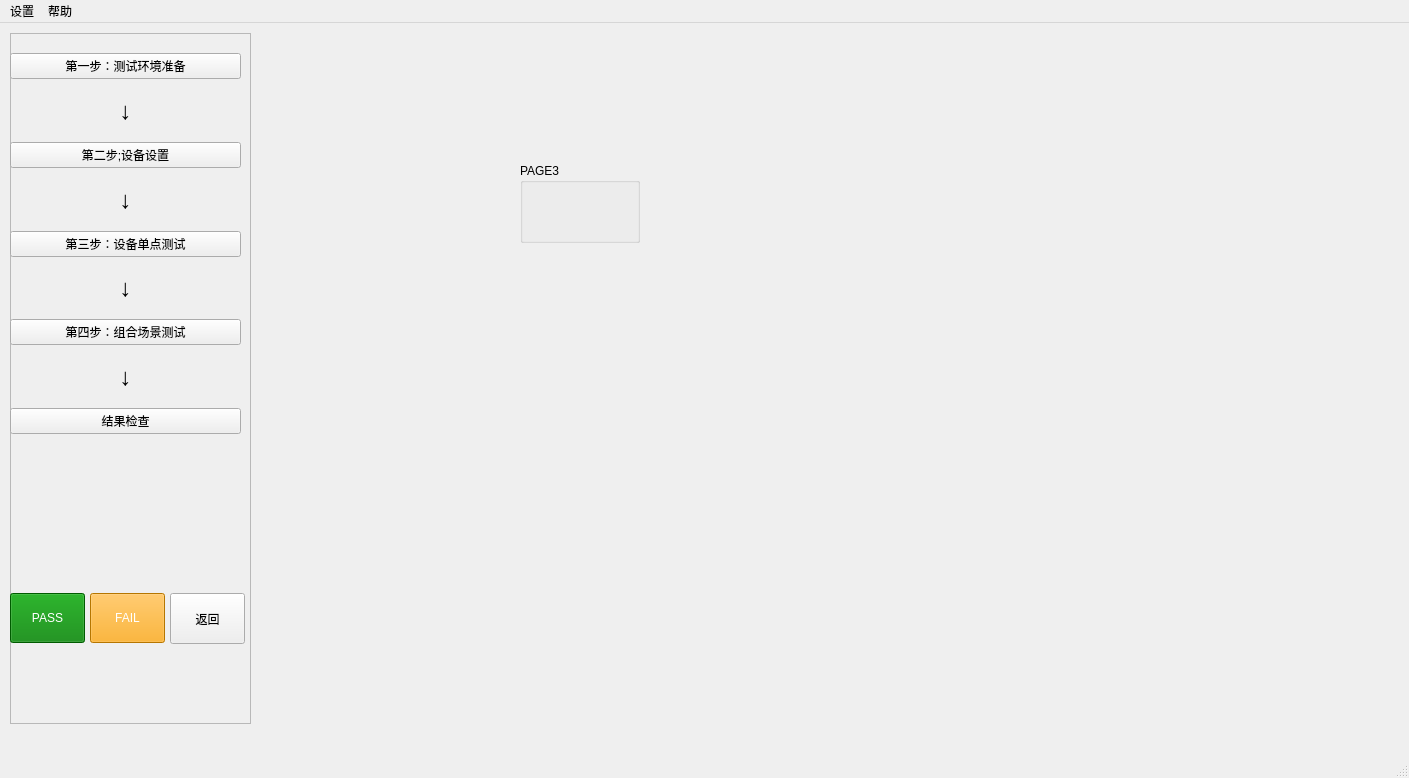
The window that src/hotel/resource/nav_panel.ui (garyhuang2018/Test) describes before a commit, drawn with Qt 5.
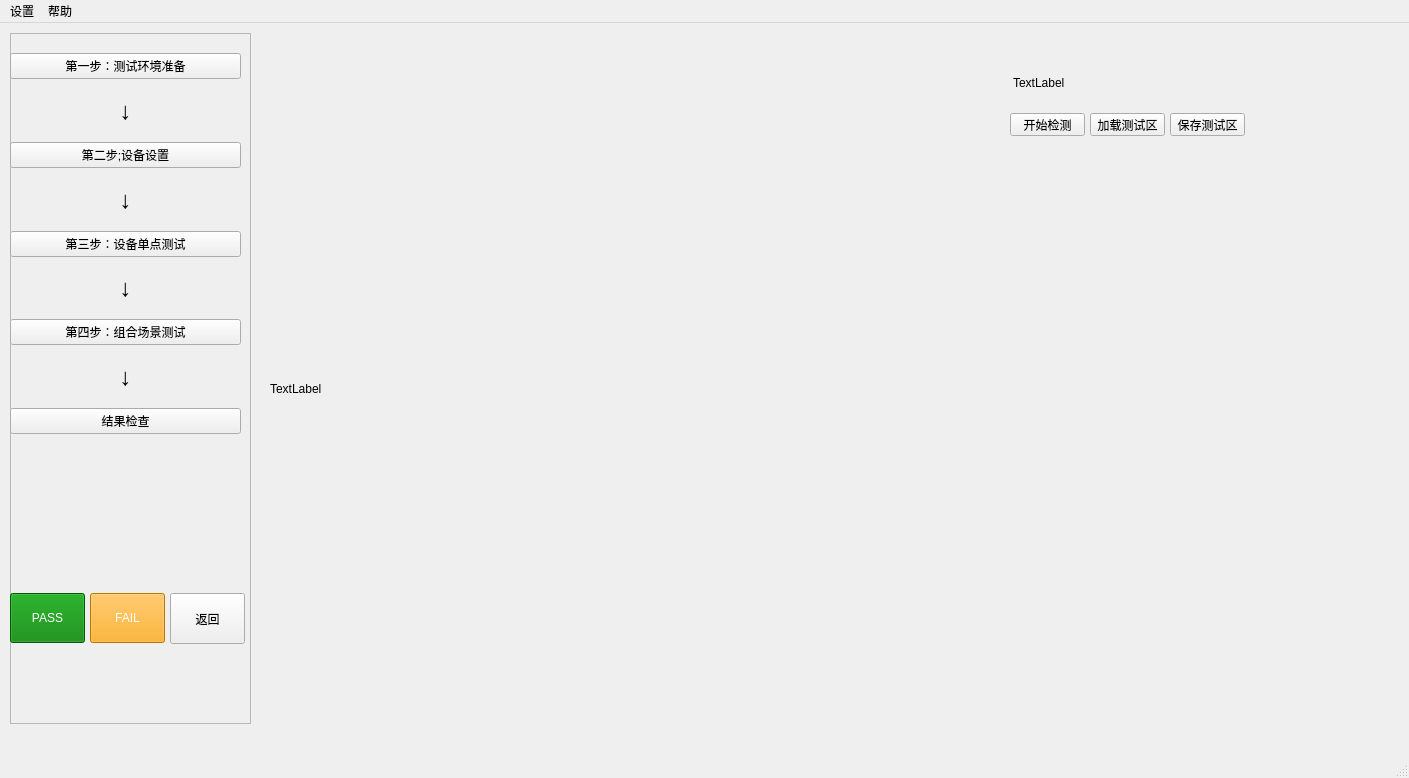
The same window after the commit. The open tabs and pages were chosen to show the change.

Commit message: revise gui and merge red lights detect feature

Patch:
```diff
--- a/src/hotel/resource/nav_panel.ui
+++ b/src/hotel/resource/nav_panel.ui
@@ -267,8 +267,8 @@
      <rect>
       <x>270</x>
       <y>0</y>
-      <width>1131</width>
-      <height>691</height>
+      <width>1121</width>
+      <height>751</height>
      </rect>
     </property>
     <property name="currentIndex">
@@ -488,17 +488,69 @@
      </widget>
     </widget>
     <widget class="QWidget" name="page_3">
-     <widget class="QGroupBox" name="groupBox_4">
+     <widget class="QLabel" name="video_label">
       <property name="geometry">
        <rect>
-        <x>250</x>
-        <y>140</y>
-        <width>120</width>
-        <height>80</height>
+        <x>0</x>
+        <y>0</y>
+        <width>631</width>
+        <height>731</height>
        </rect>
       </property>
-      <property name="title">
-       <string>PAGE3</string>
+      <property name="text">
+       <string>TextLabel</string>
+      </property>
+     </widget>
+     <widget class="QPushButton" name="start_button">
+      <property name="geometry">
+       <rect>
+        <x>740</x>
+        <y>90</y>
+        <width>75</width>
+        <height>23</height>
+       </rect>
+      </property>
+      <property name="text">
+       <string>开始检测</string>
+      </property>
+     </widget>
+     <widget class="QPushButton" name="load_button">
+      <property name="geometry">
+       <rect>
+        <x>820</x>
+        <y>90</y>
+        <width>75</width>
+        <height>23</height>
+       </rect>
+      </property>
+      <property name="text">
+       <string>加载测试区</string>
+      </property>
+     </widget>
+     <widget class="QPushButton" name="save_button">
+      <property name="geometry">
+       <rect>
+        <x>900</x>
+        <y>90</y>
+        <width>75</width>
+        <height>23</height>
+       </rect>
+      </property>
+      <property name="text">
+       <string>保存测试区</string>
+      </property>
+     </widget>
+     <widget class="QLabel" name="status_label">
+      <property name="geometry">
+       <rect>
+        <x>743</x>
+        <y>52</y>
+        <width>301</width>
+        <height>16</height>
+       </rect>
+      </property>
+      <property name="text">
+       <string>TextLabel</string>
       </property>
      </widget>
     </widget>
```
Left out of the diff: 2 changed lines with no effect on the pictures. The commit also changes 1 other file.
